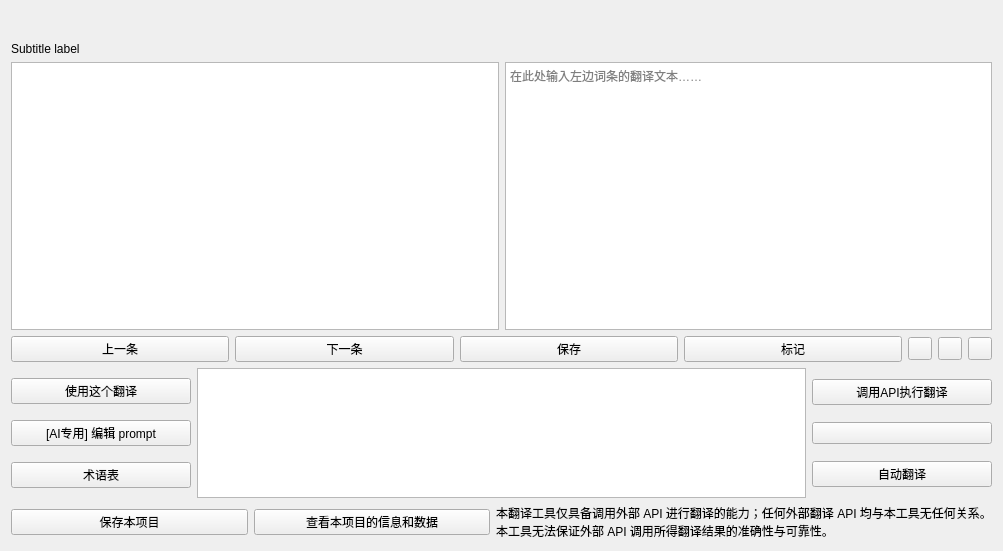
Before: the Qt Designer form widget/TranslateToolPage.ui in mangofanfan/FanTools, drawn with Qt 5.
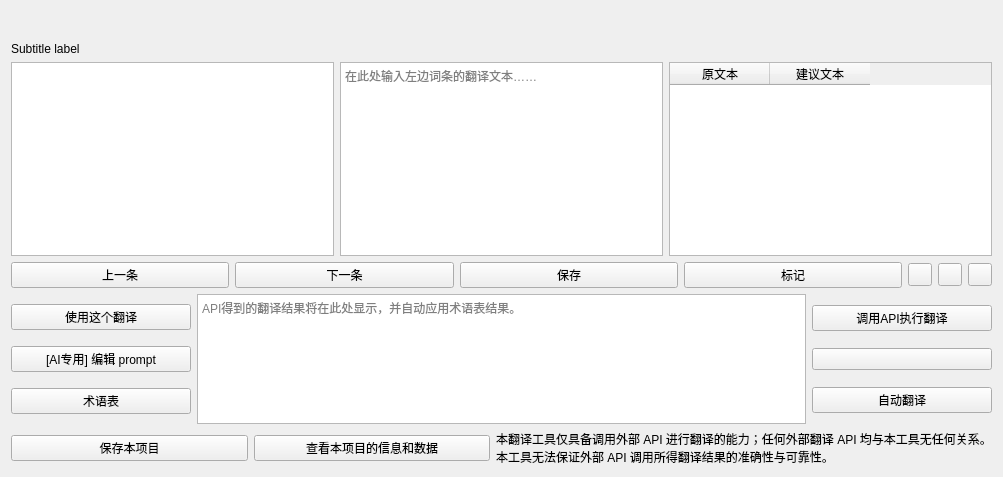
After: the same form once the commit is applied. Custom widgets are drawn as their Qt base class.

Commit message: 开始思考如何实现术语表功能

```diff
--- a/widget/TranslateToolPage.ui
+++ b/widget/TranslateToolPage.ui
@@ -10,7 +10,7 @@
     <x>0</x>
     <y>0</y>
     <width>1003</width>
-    <height>551</height>
+    <height>477</height>
    </rect>
   </property>
   <property name="windowTitle">
@@ -66,6 +66,23 @@
        </property>
       </widget>
      </item>
+     <item>
+      <widget class="TableWidget" name="TableWidget">
+       <property name="showGrid">
+        <bool>false</bool>
+       </property>
+       <column>
+        <property name="text">
+         <string>原文本</string>
+        </property>
+       </column>
+       <column>
+        <property name="text">
+         <string>建议文本</string>
+        </property>
+       </column>
+      </widget>
+     </item>
     </layout>
    </item>
    <item>
@@ -183,6 +200,9 @@
          <height>130</height>
         </size>
        </property>
+       <property name="placeholderText">
+        <string>API得到的翻译结果将在此处显示，并自动应用术语表结果。</string>
+       </property>
       </widget>
      </item>
      <item>
@@ -302,6 +322,11 @@
    <extends>QTextEdit</extends>
    <header>qfluentwidgets</header>
   </customwidget>
+  <customwidget>
+   <class>TableWidget</class>
+   <extends>QTableWidget</extends>
+   <header>qfluentwidgets</header>
+  </customwidget>
  </customwidgets>
  <resources/>
  <connections/>
```
The commit also changes 11 other files.
